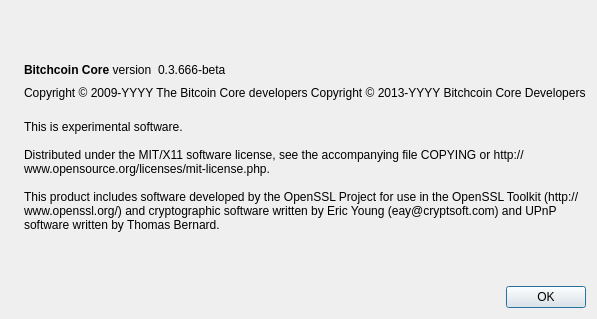
Before: the Qt Designer form src/qt/forms/aboutdialog.ui in envycointeam/envycoin, drawn with Qt 5.
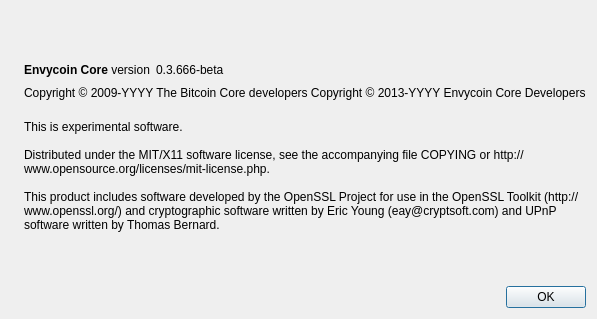
After: the same form once the commit is applied. Icons and pictures are not drawn.

What changed in the file:
```diff
--- a/src/qt/forms/aboutdialog.ui
+++ b/src/qt/forms/aboutdialog.ui
@@ -50,7 +50,7 @@
           <cursorShape>IBeamCursor</cursorShape>
          </property>
          <property name="text">
-          <string>&lt;b&gt;Bitchcoin Core&lt;/b&gt; version</string>
+          <string>&lt;b&gt;Envycoin Core&lt;/b&gt; version</string>
          </property>
          <property name="textInteractionFlags">
           <set>Qt::LinksAccessibleByMouse|Qt::TextSelectableByKeyboard|Qt::TextSelectableByMouse</set>
@@ -92,7 +92,7 @@
        </property>
        <property name="text">
         <string notr="true">Copyright &amp;copy; 2009-YYYY The Bitcoin Core developers
-          Copyright &amp;copy; 2013-YYYY Bitchcoin Core Developers</string>
+          Copyright &amp;copy; 2013-YYYY Envycoin Core Developers</string>
        </property>
        <property name="textFormat">
         <enum>Qt::RichText</enum>
```
Left out of the diff: 2 changed lines with no effect on the pictures.
